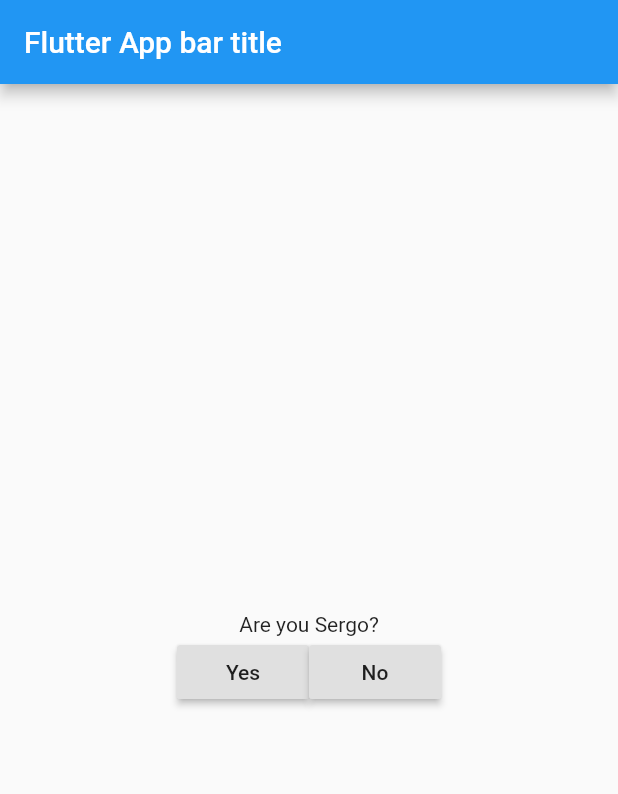
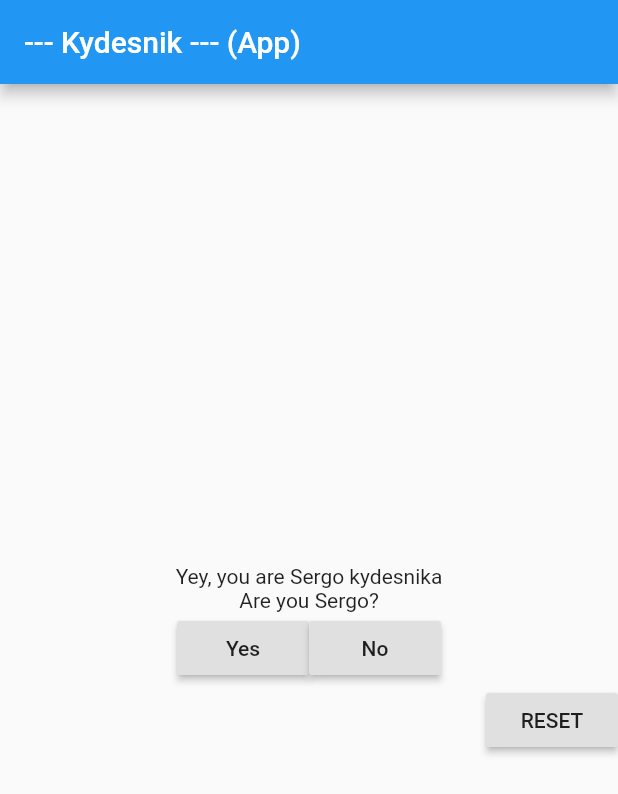
Before and after one commit to OmegaSkiller/flutter_course, a Flutter app: the screen it shows after launch, after a tap on "Yes", on a phone screen of 412 x 824 dp. Shown: the top 794 px of the screen. Run offline on Flutter 3.47's test engine with Material 2 defaults, Android fonts, the phone set to English and light mode, and no system bars.

Commit message:
3 buttons

```diff
--- a/lib/main.dart
+++ b/lib/main.dart
@@ -2,23 +2,48 @@ import 'package:flutter/material.dart';
 
 void main() => runApp(new MyApp());
 
-class MyApp extends StatelessWidget {
+class MyApp extends StatefulWidget {
+  @override
+  State<StatefulWidget> createState() {
+    return MyAppState();
+  }
+}
+
+class MyAppState extends State<MyApp> {
+  var qIndex = 0;
+
   void happyFunc() {
-    print('Yes');
+    setState(() {
+      qIndex = 1;
+    });
   }
 
   void sadFunc() {
-    print('No');
+    setState(() {
+      qIndex = 2;
+    });
+  }
+
+  void resetFunc() {
+    setState(() {
+      qIndex = 0;
+    });
   }
 
   @override
   Widget build(BuildContext context) {
+    var qsn = [
+      '',
+      'Yey, you are Sergo kydesnika',
+      'Take me back to Kydesnik!',
+    ];
     return MaterialApp(
       home: Scaffold(
         appBar: AppBar(
-          title: Text('Flutter App bar title'),
+          title: Text('--- Kydesnik --- (App)'),
         ),
         body: Column(mainAxisAlignment: MainAxisAlignment.center, children: [
+          Text(qsn[qIndex]),
           Row(
             mainAxisAlignment: MainAxisAlignment.center,
             children: [
@@ -38,6 +63,15 @@ class MyApp extends StatelessWidget {
               )
             ],
           ),
+          Row(
+            mainAxisAlignment: MainAxisAlignment.end,
+            children: [
+              RaisedButton(
+                child: Text('RESET'),
+                onPressed: resetFunc,
+              )
+            ],
+          ),
         ]),
       ),
     );
```
Also changed, not shown: 1 other file.
